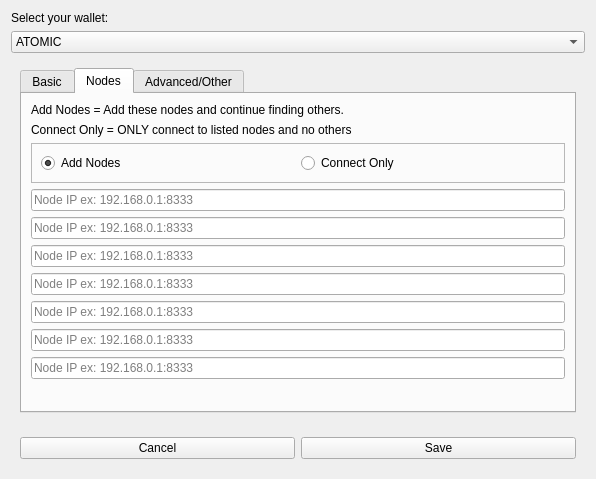
First picture: the form in cryptoCoinConfCreator/confcreationwidget.ui, repository cryptostiltskin/CoinConfManager, before the edit.
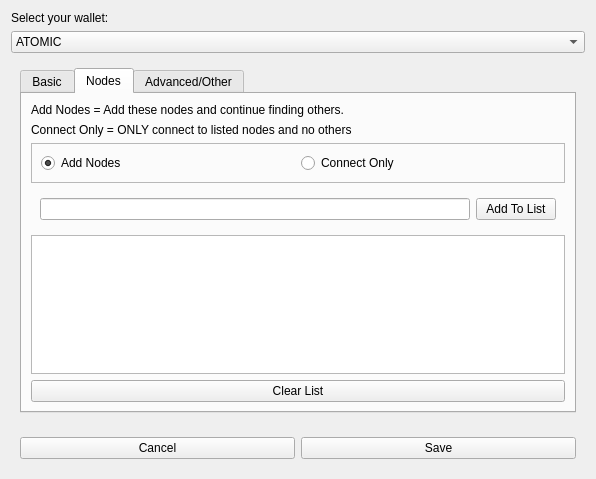
Second picture: the form after the edit. The open tabs and pages were chosen to show the change.

Commit message: Changed node storage method, minor ui tweaks

What changed in the file:
```diff
--- a/cryptoCoinConfCreator/confcreationwidget.ui
+++ b/cryptoCoinConfCreator/confcreationwidget.ui
@@ -261,70 +261,37 @@
            </widget>
           </item>
           <item>
-           <widget class="QLineEdit" name="lineEdit_node1">
-            <property name="placeholderText">
-             <string>Node IP ex: 192.168.0.1:8333</string>
+           <widget class="QFrame" name="frame_7">
+            <property name="frameShape">
+             <enum>QFrame::NoFrame</enum>
             </property>
+            <property name="frameShadow">
+             <enum>QFrame::Raised</enum>
+            </property>
+            <layout class="QHBoxLayout" name="horizontalLayout_6">
+             <item>
+              <widget class="QLineEdit" name="lineedit_enterIP"/>
+             </item>
+             <item>
+              <widget class="QPushButton" name="pushButton_addNode">
+               <property name="text">
+                <string>Add To List</string>
+               </property>
+              </widget>
+             </item>
+            </layout>
            </widget>
           </item>
           <item>
-           <widget class="QLineEdit" name="lineEdit_node2">
+           <widget class="QListWidget" name="listWidget_nodes"/>
+          </item>
+          <item>
+           <widget class="QPushButton" name="pushButton_clearNodeList">
             <property name="text">
-             <string/>
+             <string>Clear List</string>
             </property>
-            <property name="placeholderText">
-             <string>Node IP ex: 192.168.0.1:8333</string>
-            </property>
            </widget>
           </item>
-          <item>
-           <widget class="QLineEdit" name="lineEdit_node3">
-            <property name="placeholderText">
-             <string>Node IP ex: 192.168.0.1:8333</string>
-            </property>
-           </widget>
-          </item>
-          <item>
-           <widget class="QLineEdit" name="lineEdit_node4">
-            <property name="placeholderText">
-             <string>Node IP ex: 192.168.0.1:8333</string>
-            </property>
-           </widget>
-          </item>
-          <item>
-           <widget class="QLineEdit" name="lineEdit_node5">
-            <property name="placeholderText">
-             <string>Node IP ex: 192.168.0.1:8333</string>
-            </property>
-           </widget>
-          </item>
-          <item>
-           <widget class="QLineEdit" name="lineEdit_node6">
-            <property name="placeholderText">
-             <string>Node IP ex: 192.168.0.1:8333</string>
-            </property>
-           </widget>
-          </item>
-          <item>
-           <widget class="QLineEdit" name="lineEdit_node7">
-            <property name="placeholderText">
-             <string>Node IP ex: 192.168.0.1:8333</string>
-            </property>
-           </widget>
-          </item>
-          <item>
-           <spacer name="verticalSpacer_2">
-            <property name="orientation">
-             <enum>Qt::Vertical</enum>
-            </property>
-            <property name="sizeHint" stdset="0">
-             <size>
-              <width>20</width>
-              <height>40</height>
-             </size>
-            </property>
-           </spacer>
-          </item>
          </layout>
         </widget>
         <widget class="QWidget" name="tab_3">
```
Left out of the diff: 2 changed lines with no effect on the pictures. The commit also changes 2 other files.
